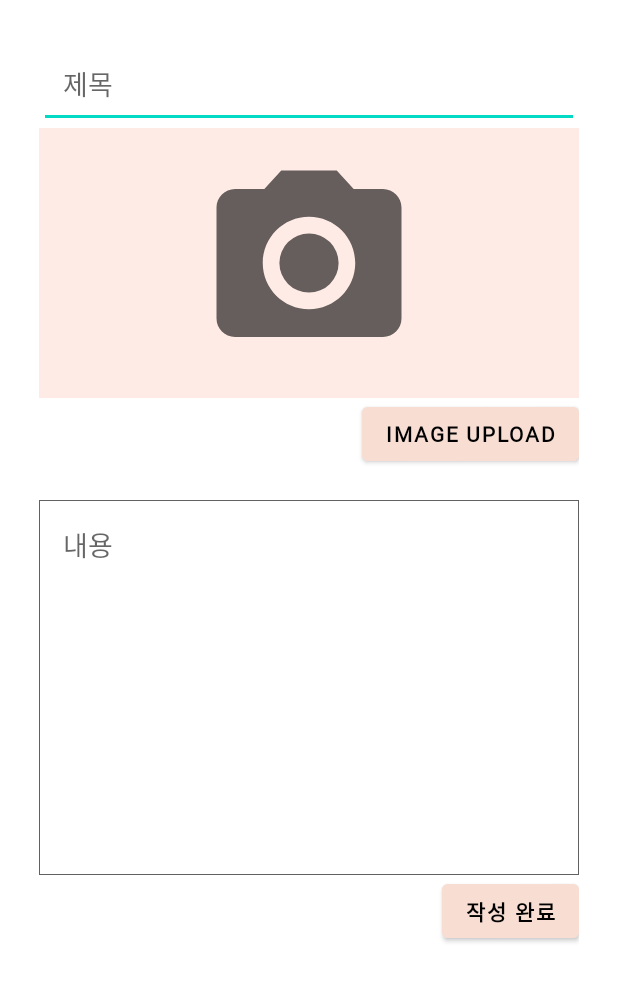
After one commit to cloudmu7/MyMovie, an Android app: the DiaryWriteActivity screen opened directly, with no data from a screen before it, on a phone screen of 412 x 824 dp. The commit adds this screen. Shown: the top 981 px of the screen. Run offline under Robolectric (Android 15) with nearby library versions, the phone set to English and light mode, and no system bars.

Commit message:
다이어리 구현

```diff
--- a/app/build.gradle
+++ b/app/build.gradle
@@ -45,4 +45,6 @@ dependencies {
 
     implementation 'com.google.android.gms:play-services-maps:17.0.1'
 
+    implementation 'com.github.bumptech.glide:glide:4.12.0'
+
 }
--- a/app/src/main/AndroidManifest.xml
+++ b/app/src/main/AndroidManifest.xml
@@ -14,7 +14,9 @@
         android:supportsRtl="true"
         android:theme="@style/Theme.MyMovie"
         android:usesCleartextTraffic="true">
-        <activity android:name=".CinemaMapActivity"></activity>
+        <activity android:name=".DiaryWriteActivity"></activity>
+        <activity android:name=".DiaryActivity" />
+        <activity android:name=".CinemaMapActivity" />
         <activity android:name=".BoxOfficeActivity" />
         <activity android:name=".SignupActivity" />
         <activity android:name=".LoginActivity" />
--- /dev/null
+++ b/app/src/main/java/com/cloud7mu7/mymovie/DiaryWriteActivity.java
@@ -0,0 +1,16 @@
+package com.cloud7mu7.mymovie;
+
+import androidx.appcompat.app.AppCompatActivity;
+
+import android.os.Bundle;
+
+public class DiaryWriteActivity extends AppCompatActivity {
+
+    @Override
+    protected void onCreate(Bundle savedInstanceState) {
+        super.onCreate(savedInstanceState);
+        setContentView(R.layout.activity_diary_write);
+
+        //https://lcw126.tistory.com/99
+    }
+}
--- a/app/src/main/java/com/cloud7mu7/mymovie/MainActivity.java
+++ b/app/src/main/java/com/cloud7mu7/mymovie/MainActivity.java
@@ -23,4 +23,9 @@ public class MainActivity extends AppCompatActivity {
         Intent intent = new Intent(this, CinemaMapActivity.class);
         startActivity(intent);
     }
+
+    public void clickDiary(View view) {
+        Intent intent = new Intent(this, DiaryActivity.class);
+        startActivity(intent);
+    }
 }
--- /dev/null
+++ b/app/src/main/res/drawable/ic_baseline_add_24.xml
@@ -0,0 +1,5 @@
+<vector android:height="24dp" android:tint="#FFFFFF"
+    android:viewportHeight="24" android:viewportWidth="24"
+    android:width="24dp" xmlns:android="http://schemas.android.com/apk/res/android">
+    <path android:fillColor="@android:color/white" android:pathData="M19,13h-6v6h-2v-6H5v-2h6V5h2v6h6v2z"/>
+</vector>
--- /dev/null
+++ b/app/src/main/res/drawable/ic_baseline_local_see_24.xml
@@ -0,0 +1,13 @@
+<vector xmlns:android="http://schemas.android.com/apk/res/android"
+    android:width="24dp"
+    android:height="24dp"
+    android:viewportWidth="24"
+    android:viewportHeight="24"
+    android:tint="?attr/colorControlNormal">
+  <path
+      android:fillColor="@android:color/white"
+      android:pathData="M12,12m-3.2,0a3.2,3.2 0,1 1,6.4 0a3.2,3.2 0,1 1,-6.4 0"/>
+  <path
+      android:fillColor="@android:color/white"
+      android:pathData="M9,2L7.17,4L4,4c-1.1,0 -2,0.9 -2,2v12c0,1.1 0.9,2 2,2h16c1.1,0 2,-0.9 2,-2L22,6c0,-1.1 -0.9,-2 -2,-2h-3.17L15,2L9,2zM12,17c-2.76,0 -5,-2.24 -5,-5s2.24,-5 5,-5 5,2.24 5,5 -2.24,5 -5,5z"/>
+</vector>
--- /dev/null
+++ b/app/src/main/res/drawable/memo_border.xml
@@ -0,0 +1,21 @@
+<?xml version="1.0" encoding="utf-8"?>
+<layer-list xmlns:android="http://schemas.android.com/apk/res/android">
+
+    <item>
+        <shape android:shape="rectangle">
+            <solid android:color="#616161" />
+        </shape>
+    </item>
+
+    <item android:top = "1dp"
+        android:right= "1dp"
+        android:left="1dp"
+        android:bottom="1dp">
+
+        <shape android:shape="rectangle">
+            <solid android:color="#ffffff" />
+        </shape>
+
+    </item>
+
+</layer-list>
--- /dev/null
+++ b/app/src/main/res/layout/activity_diary_write.xml
@@ -0,0 +1,54 @@
+<?xml version="1.0" encoding="utf-8"?>
+<LinearLayout xmlns:android="http://schemas.android.com/apk/res/android"
+    xmlns:app="http://schemas.android.com/apk/res-auto"
+    xmlns:tools="http://schemas.android.com/tools"
+    android:layout_width="match_parent"
+    android:layout_height="match_parent"
+    tools:context=".DiaryWriteActivity"
+    android:orientation="vertical"
+    android:padding="16dp"
+    android:layout_margin="10dp">
+
+    <EditText
+        android:layout_width="match_parent"
+        android:layout_height="wrap_content"
+        android:hint="제목"
+        android:padding="16dp"/>
+
+    <ImageView
+        android:layout_width="match_parent"
+        android:layout_height="180dp"
+        android:src="@drawable/ic_baseline_local_see_24"
+        android:background="#FFEBE5"
+        android:padding="16dp"/>
+
+    <Button
+        android:layout_width="wrap_content"
+        android:layout_height="wrap_content"
+        android:layout_gravity="right"
+        android:backgroundTint="#F8DDD3"
+        android:text="image upload"
+        android:textColor="@color/black"
+        android:fontFamily="@font/gowundodum_regular"
+        android:textStyle="bold"
+        android:layout_marginBottom="20dp"/>
+
+    <EditText
+        android:layout_width="match_parent"
+        android:layout_height="250dp"
+        android:hint="내용"
+        android:gravity="start"
+        android:padding="16dp"
+        android:background="@drawable/memo_border"/>
+
+    <Button
+        android:layout_width="wrap_content"
+        android:layout_height="wrap_content"
+        android:layout_gravity="right"
+        android:backgroundTint="#F8DDD3"
+        android:text="작성 완료"
+        android:textColor="@color/black"
+        android:fontFamily="@font/gowundodum_regular"
+        android:textStyle="bold"/>
+
+</LinearLayout>
```
Also changed, not shown: app/src/main/java/com/cloud7mu7/mymovie/BoxOfficeActivity.java (+12 -0 lines), app/src/main/java/com/cloud7mu7/mymovie/DiaryActivity.java (added, +21 -0 lines), app/src/main/java/com/cloud7mu7/mymovie/DiaryAdapter.java (added, +27 -0 lines), app/src/main/res/layout/activity_box_office.xml (+12 -0 lines), app/src/main/res/layout/activity_diary.xml (added, +33 -0 lines), app/src/main/res/layout/diary_item.xml (added, +59 -0 lines).
